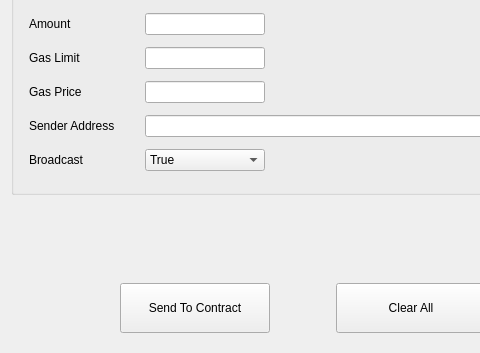
Old version of the form src/qt/forms/sendtocontract.ui in the repository qtumproject/qtum; both pictures show x 0 to 480 and y 148 to 501 of the 690 by 501 pixel window.
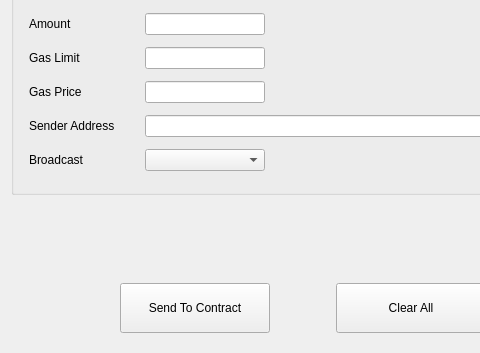
New version of the form.

The edit to the form file:
```diff
--- a/src/qt/forms/sendtocontract.ui
+++ b/src/qt/forms/sendtocontract.ui
@@ -182,6 +182,11 @@
           <height>16777215</height>
          </size>
         </property>
+        <item>
+         <property name="text">
+          <string/>
+         </property>
+        </item>
         <item>
          <property name="text">
           <string>True</string>
```
